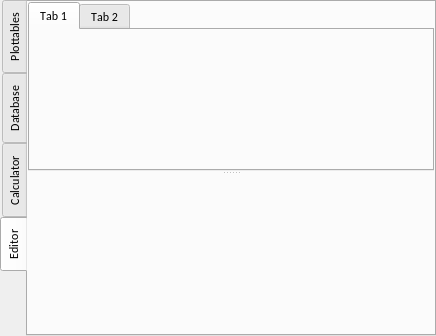
Before: the Qt Designer form Sagittarius_A.ui in Ameen04etc/ProjectSagittariusAstar, drawn with Qt 5.
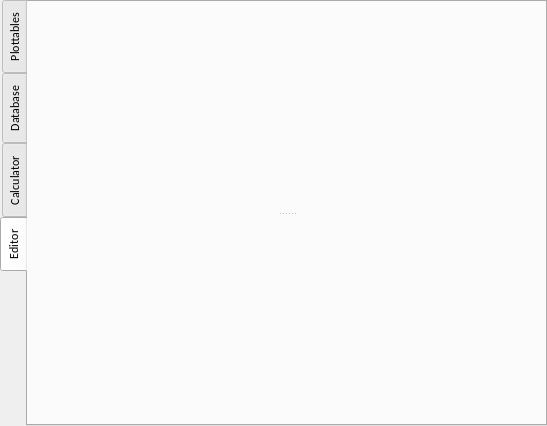
After: the same form once the commit is applied. Icons and pictures are not drawn. Custom widgets are drawn as their Qt base class.

```diff
--- a/Sagittarius_A.ui
+++ b/Sagittarius_A.ui
@@ -6,8 +6,8 @@
    <rect>
     <x>0</x>
     <y>0</y>
-    <width>436</width>
-    <height>336</height>
+    <width>547</width>
+    <height>426</height>
    </rect>
   </property>
   <property name="maximumSize">
@@ -1001,38 +1001,10 @@
           <property name="orientation">
            <enum>Qt::Orientation::Vertical</enum>
           </property>
-          <widget class="QTabWidget" name="tabWidget_2">
-           <widget class="QWidget" name="tab_2">
-            <attribute name="title">
-             <string>Tab 1</string>
-            </attribute>
-            <layout class="QHBoxLayout" name="horizontalLayout">
-             <property name="spacing">
-              <number>0</number>
-             </property>
-             <property name="leftMargin">
-              <number>0</number>
-             </property>
-             <property name="topMargin">
-              <number>0</number>
-             </property>
-             <property name="rightMargin">
-              <number>0</number>
-             </property>
-             <property name="bottomMargin">
-              <number>0</number>
-             </property>
-             <item>
-              <widget class="QWidget" name="codeWidget" native="true"/>
-             </item>
-            </layout>
-           </widget>
-           <widget class="QWidget" name="tab_3">
-            <attribute name="title">
-             <string>Tab 2</string>
-            </attribute>
-           </widget>
-          </widget>
+          <property name="handleWidth">
+           <number>5</number>
+          </property>
+          <widget class="QWidget" name="codeWidget" native="true"/>
           <widget class="QWidget" name="terminalout" native="true"/>
          </widget>
         </item>
```
